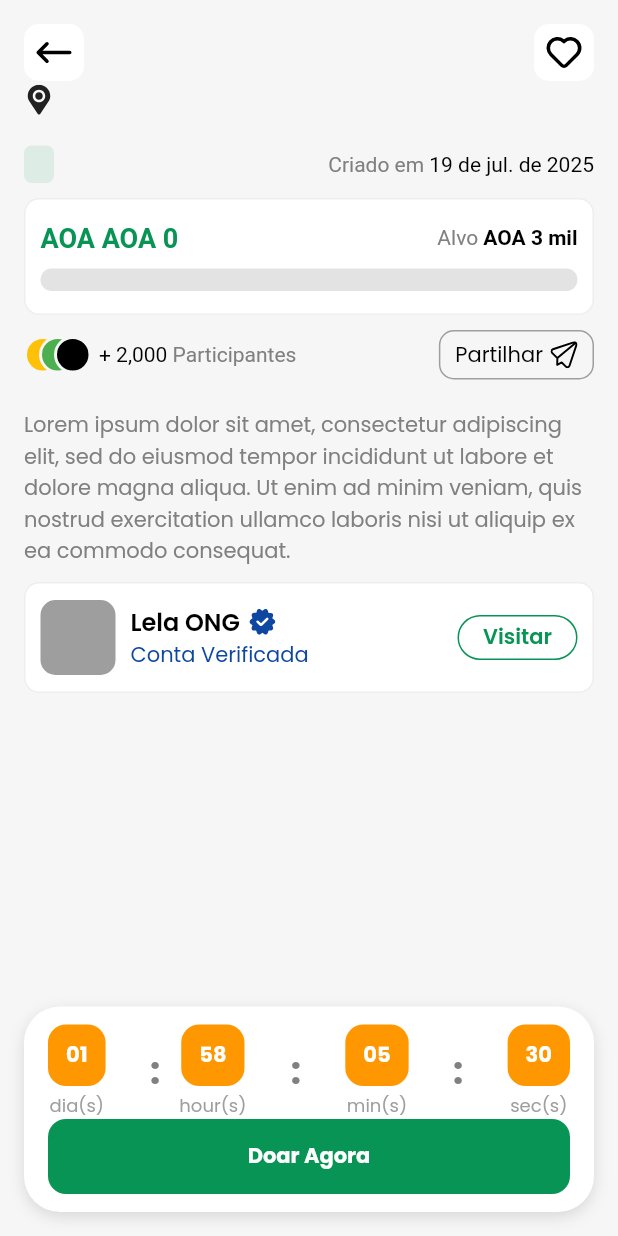
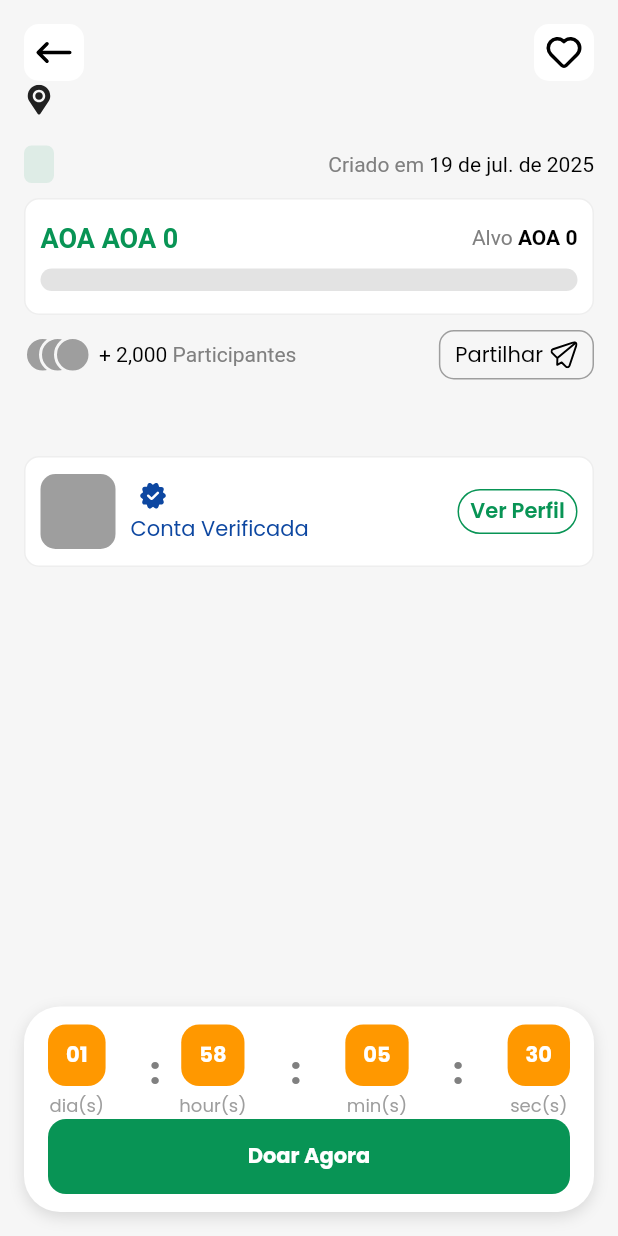
Before and after one commit to lelafieta/help_me.v2, a Flutter app: the CampaignDetailsPage widget shown alone on an empty page, opened directly with empty values, on a phone screen of 412 x 824 dp. Run offline on Flutter 3.47's test engine with Material 3 defaults, Android fonts, the phone set to English and light mode, and no system bars; drawn by our look-alikes of flutter_animation_progress_bar; our stand-ins replace animated_bottom_navigation_bar, bloc, carousel_slider, dartz, dio, equatable and 10 more; missing offline and left inert: sliver_snap; accounts and stored records are empty; network calls fail.

Commit message:
feat: campaign model, chenge imlementation

```diff
--- a/lib/features/campaigns/domain/entities/campaign_entity.dart
+++ b/lib/features/campaigns/domain/entities/campaign_entity.dart
@@ -1,6 +1,7 @@
 import 'package:equatable/equatable.dart';
-
+import '../../../../core/entities/user_entity.dart';
 import '../../../categories/domain/entities/category_entity.dart';
+import '../../../ongs/domain/ong_entity.dart';
 import 'campaign_comment_entity.dart';
 import 'campaign_contributor_entity.dart';
 import 'campaign_document_entity.dart';
@@ -33,11 +34,13 @@ class CampaignEntity extends Equatable {
   final int? numberOfContributions;
   final int? urgencyScore;
   final CategoryEntity category;
+  final UserEntity user;
   final List<CampaignContributorEntity>? campaignContributor;
   final List<CampaignDocumentEntity>? campaignDocuments;
   final List<CampaignMidiaEntity>? campaignMidias;
   final List<CampaignUpdateEntity>? campaignUpdates;
   final List<CampaignCommentEntity>? campaignComments;
+  final OngEntity? ong;
 
   const CampaignEntity({
     this.id,
@@ -56,6 +59,7 @@ class CampaignEntity extends Equatable {
     this.startDate,
     this.endDate,
     required this.isActivate,
+    required this.user,
     this.beneficiaryName,
     this.campaignType,
     this.currency,
@@ -70,6 +74,7 @@ class CampaignEntity extends Equatable {
     this.campaignComments,
     this.campaignMidias,
     this.campaignUpdates,
+    this.ong,
   });
 
   @override
@@ -84,6 +89,7 @@ class CampaignEntity extends Equatable {
     userId,
     categoryId,
     location,
+    user,
     phoneNumber,
     createdAt,
     updatedAt,
@@ -104,5 +110,6 @@ class CampaignEntity extends Equatable {
     campaignComments,
     campaignMidias,
     campaignUpdates,
+    ong,
   ];
 }
--- a/lib/features/campaigns/presentation/pages/campaign_details_page.dart
+++ b/lib/features/campaigns/presentation/pages/campaign_details_page.dart
@@ -181,7 +181,7 @@ class _CampaignDetailsPageState extends State<CampaignDetailsPage>
                                       ),
                                       TextSpan(
                                         text: AppUtils.formatCurrency(
-                                          widget.campaign.fundsRaised!,
+                                          widget.campaign.fundraisingGoal!,
                                         ),
                                         style: TextStyle(
                                           color: AppColors.primaryColor,
@@ -202,7 +202,9 @@ class _CampaignDetailsPageState extends State<CampaignDetailsPage>
                                         style: TextStyle(),
                                       ),
                                       TextSpan(
-                                        text: "AOA 3 mil",
+                                        text: AppUtils.formatCurrency(
+                                          widget.campaign.fundsRaised!,
+                                        ),
                                         style: TextStyle(
                                           color: Colors.black,
                                           fontWeight: FontWeight.bold,
@@ -267,7 +269,7 @@ class _CampaignDetailsPageState extends State<CampaignDetailsPage>
                                   width: 25,
                                   height: 25,
                                   decoration: BoxDecoration(
-                                    color: Colors.amber,
+                                    color: Colors.grey,
                                     shape: BoxShape.circle,
                                     border: Border.all(
                                       color: Theme.of(
@@ -286,7 +288,7 @@ class _CampaignDetailsPageState extends State<CampaignDetailsPage>
                                   width: 25,
                                   height: 25,
                                   decoration: BoxDecoration(
-                                    color: Colors.green,
+                                    color: Colors.grey,
                                     shape: BoxShape.circle,
                                     border: Border.all(
                                       color: Theme.of(
@@ -304,7 +306,7 @@ class _CampaignDetailsPageState extends State<CampaignDetailsPage>
                                   width: 25,
                                   height: 25,
                                   decoration: BoxDecoration(
-                                    color: Colors.black,
+                                    color: Colors.grey,
                                     shape: BoxShape.circle,
                                     border: Border.all(
                                       color: Theme.of(
@@ -375,9 +377,7 @@ class _CampaignDetailsPageState extends State<CampaignDetailsPage>
                     ],
                   ),
                   const SizedBox(height: 20),
-                  Text(
-                    "Lorem ipsum dolor sit amet, consectetur adipiscing elit, sed do eiusmod tempor incididunt ut labore et dolore magna aliqua. Ut enim ad minim veniam, quis nostrud exercitation ullamco laboris nisi ut aliquip ex ea commodo consequat.",
-                  ),
+                  Text("${widget.campaign.description}"),
                   SizedBox(height: 10),
                   Container(
                     padding: EdgeInsets.symmetric(horizontal: 10),
@@ -399,7 +399,9 @@ class _CampaignDetailsPageState extends State<CampaignDetailsPage>
                       ),
                       title: Row(
                         children: [
-                          Text("Lela ONG"),
+                          (widget.campaign.ong == null)
+                              ? Text(widget.campaign.user.fullName)
+                              : Text("${widget.campaign.ong!.name}"),
                           SizedBox(width: 5),
                           SvgPicture.asset(
                             Assets.svg.verifiedCheckFill.path,
@@ -420,8 +422,16 @@ class _CampaignDetailsPageState extends State<CampaignDetailsPage>
                           border: Border.all(color: AppColors.primaryColor),
                         ),
                         child: Center(
-                          child: Text(
+                          child: (widget.campaign.ong == null)
+                              ? Text(
                                   "Visitar",
+                                  style: TextStyle(
+                                    color: AppColors.primaryColor,
+                                    fontWeight: FontWeight.w600,
+                                  ),
+                                )
+                              : Text(
+                                  "Ver Perfil",
                                   style: TextStyle(
                                     color: AppColors.primaryColor,
                                     fontWeight: FontWeight.w600,
--- a/lib/features/campaigns/presentation/widgets/campaign_widget.dart
+++ b/lib/features/campaigns/presentation/widgets/campaign_widget.dart
@@ -15,7 +15,6 @@ class CampaignWidget extends StatelessWidget {
   Widget build(BuildContext context) {
     return InkWell(
       onTap: () {
-        print("CLICOU!!");
         // Get.to(CampaignDetailsPage(campaign: campaign));
         Navigator.push(
           context,
--- /dev/null
+++ b/lib/features/ongs/domain/ong_entity.dart
@@ -0,0 +1,44 @@
+import 'ong_document_entity.dart';
+
+class OngEntity {
+  final String? id;
+  final DateTime? createdAt;
+  final String? about;
+  final String? bio;
+  final String? coverImageUrl;
+  final bool? isVerified;
+  final String? mission;
+  final String? name;
+  final String? email;
+  final String? status;
+  final String? website;
+  final String? phoneNumber;
+  final String? profileImageUrl;
+  final int? servicesNumber;
+  final double? supportsNumber;
+  final String? userId;
+  final String? vision;
+  final DateTime? updatedAt;
+  final OngDocumentEntity? ongDocument;
+
+  OngEntity(
+      {this.id,
+      this.createdAt,
+      this.updatedAt,
+      this.about,
+      this.bio,
+      this.email,
+      this.website,
+      this.coverImageUrl,
+      this.status,
+      this.isVerified = false,
+      this.mission,
+      this.name,
+      this.phoneNumber,
+      this.profileImageUrl,
+      this.servicesNumber,
+      this.supportsNumber,
+      this.userId,
+      this.vision,
+      this.ongDocument});
+}
--- a/lib/presentation/pages/home_page.dart
+++ b/lib/presentation/pages/home_page.dart
@@ -9,6 +9,7 @@ import 'package:help_me/features/campaigns/presentation/pages/my_campaign_page.d
 import 'package:help_me/features/chat/presentation/pages/chat_page.dart';
 import 'package:help_me/features/explore/presentation/pages/explore_page.dart';
 import 'package:help_me/gen/assets.gen.dart';
+import 'package:help_me/presentation/pages/home_tab_content_page.dart';
 
 class HomePage extends StatefulWidget {
   const HomePage({super.key});
@@ -55,7 +56,7 @@ class _HomePageState extends State<HomePage> {
     ),
   ];
   final List<Widget> pages = [
-    const Text("1"),
+    const HomeTabContentPage(),
     const ExplorePage(),
     const MyCampaignPage(),
     const ChatPage(),
```
Also changed, not shown: lib/features/campaigns/data/models/campaign_model.dart (+40 -35 lines), lib/features/ongs/data/models/ong_document_model.dart (added, +37 -0 lines), lib/features/ongs/data/models/ong_model.dart (added, +54 -0 lines), lib/features/ongs/domain/ong_document_entity.dart (added, +31 -0 lines). Lines whose indentation alone changed are shown as unchanged.
